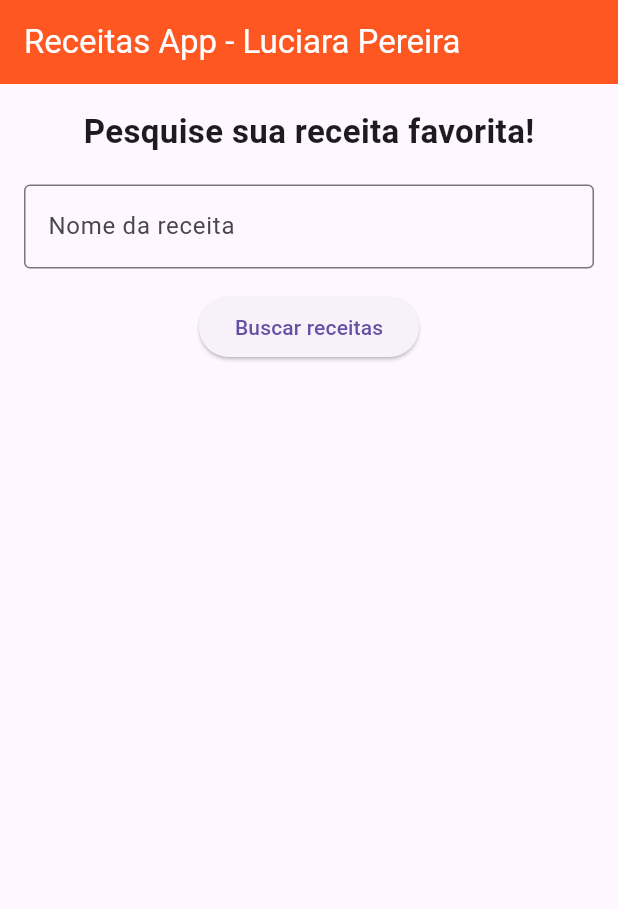
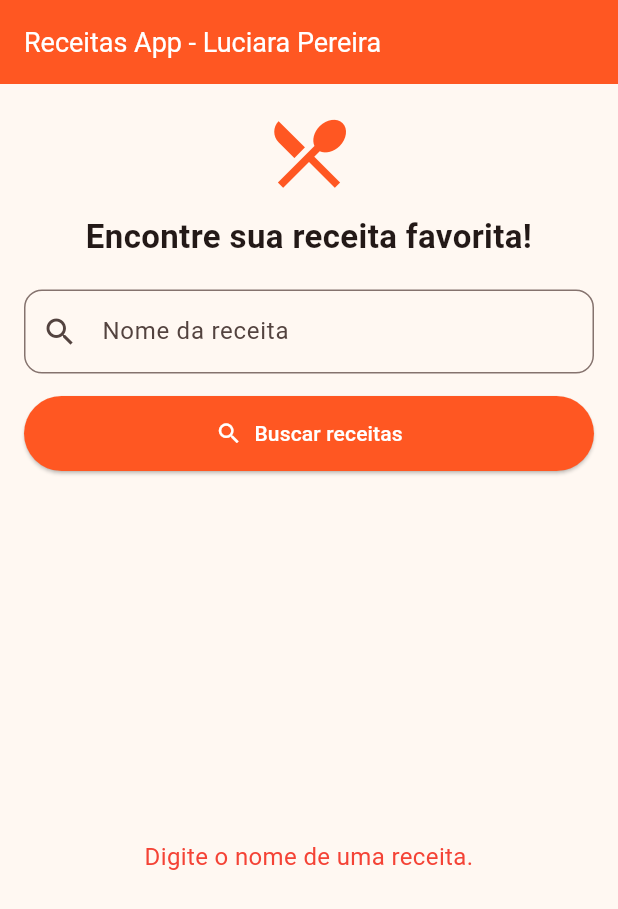
Before and after one commit to LuciaraPereira/app_receitas_flutter, a Flutter app: the screen it shows after launch, after a tap on "Buscar receitas", on a phone screen of 412 x 824 dp. Shown: the top 909 px of the screen. Run offline on Flutter 3.47's test engine with Material 3 defaults, Android fonts, the phone set to English and light mode, and no system bars.

Commit message:
adicionar carregamento e tratamento de erros

```diff
--- a/lib/main.dart
+++ b/lib/main.dart
@@ -17,7 +17,10 @@ class MyApp extends StatelessWidget {
       debugShowCheckedModeBanner: false,
       title: 'Receitas App',
       theme: ThemeData(
-        primarySwatch: Colors.deepOrange,
+        colorScheme: ColorScheme.fromSeed(
+          seedColor: Colors.deepOrange,
+        ),
+        useMaterial3: true,
       ),
       home: const TelaReceitas(),
     );
@@ -35,17 +38,30 @@ class _TelaReceitasState extends State<TelaReceitas> {
   final TextEditingController controlador = TextEditingController();
 
   List<dynamic> receitas = [];
+  bool carregando = false;
+  bool pesquisou = false;
+  String mensagemErro = '';
 
   Future<void> buscarReceitas() async {
     String pesquisa = controlador.text.trim();
 
     if (pesquisa.isEmpty) {
       setState(() {
+        mensagemErro = 'Digite o nome de uma receita.';
         receitas = [];
+        pesquisou = false;
       });
       return;
     }
 
+    setState(() {
+      carregando = true;
+      pesquisou = true;
+      mensagemErro = '';
+      receitas = [];
+    });
+
+    try {
       final url = Uri.https(
         'www.themealdb.com',
         '/api/json/v1/1/search.php',
@@ -54,14 +70,31 @@ class _TelaReceitasState extends State<TelaReceitas> {
 
       final resposta = await http.get(url);
 
+      if (!mounted) return;
+
       if (resposta.statusCode == 200) {
         final dados = jsonDecode(resposta.body);
-
-      if (!mounted) return;
 
         setState(() {
           receitas = dados['meals'] ?? [];
         });
+      } else {
+        setState(() {
+          mensagemErro = 'Erro ao buscar receitas.';
+        });
+      }
+    } catch (erro) {
+      if (!mounted) return;
+
+      setState(() {
+        mensagemErro = 'Erro de conexão. Tente novamente.';
+      });
+    } finally {
+      if (mounted) {
+        setState(() {
+          carregando = false;
+        });
+      }
     }
   }
 
@@ -74,17 +107,32 @@ class _TelaReceitasState extends State<TelaReceitas> {
   @override
   Widget build(BuildContext context) {
     return Scaffold(
+      backgroundColor: const Color(0xFFFFF8F2),
+
       appBar: AppBar(
-        title: const Text('Receitas App - Luciara Pereira'),
+        title: const Text(
+          'Receitas App - Luciara Pereira',
+          style: TextStyle(fontSize: 18),
+        ),
         backgroundColor: Colors.deepOrange,
         foregroundColor: Colors.white,
       ),
+
       body: Padding(
         padding: const EdgeInsets.all(16),
         child: Column(
           children: [
+            const Icon(
+              Icons.restaurant_menu,
+              color: Colors.deepOrange,
+              size: 60,
+            ),
+
+            const SizedBox(height: 10),
+
             const Text(
-              'Pesquise sua receita favorita!',
+              'Encontre sua receita favorita!',
+              textAlign: TextAlign.center,
               style: TextStyle(
                 fontSize: 22,
                 fontWeight: FontWeight.bold,
@@ -95,42 +143,106 @@ class _TelaReceitasState extends State<TelaReceitas> {
 
             TextField(
               controller: controlador,
-              decoration: const InputDecoration(
+              decoration: InputDecoration(
                 labelText: 'Nome da receita',
                 hintText: 'Ex: chicken, pasta, cake',
-                border: OutlineInputBorder(),
+                prefixIcon: const Icon(Icons.search),
+                border: OutlineInputBorder(
+                  borderRadius: BorderRadius.circular(12),
                 ),
+              ),
+              onSubmitted: (_) {
+                if (!carregando) {
+                  buscarReceitas();
+                }
+              },
             ),
 
             const SizedBox(height: 15),
 
-            ElevatedButton(
-              onPressed: buscarReceitas,
-              child: const Text('Buscar receitas'),
+            SizedBox(
+              width: double.infinity,
+              child: ElevatedButton.icon(
+                onPressed: carregando ? null : buscarReceitas,
+                icon: const Icon(Icons.search),
+                label: const Text('Buscar receitas'),
+                style: ElevatedButton.styleFrom(
+                  backgroundColor: Colors.deepOrange,
+                  foregroundColor: Colors.white,
+                  padding: const EdgeInsets.all(15),
+                ),
+              ),
             ),
 
             const SizedBox(height: 20),
 
             Expanded(
-              child: ListView.builder(
+              child: carregando
+                  ? const Center(
+                      child: CircularProgressIndicator(),
+                    )
+                  : mensagemErro.isNotEmpty
+                      ? Center(
+                          child: Text(
+                            mensagemErro,
+                            textAlign: TextAlign.center,
+                            style: const TextStyle(
+                              fontSize: 16,
+                              color: Colors.red,
+                            ),
+                          ),
+                        )
+                      : receitas.isEmpty
+                          ? Center(
+                              child: Text(
+                                pesquisou
+                                    ? 'Nenhuma receita encontrada.'
+                                    : 'Pesquise uma receita para começar!',
+                                textAlign: TextAlign.center,
+                                style: const TextStyle(
+                                  fontSize: 16,
+                                  color: Colors.grey,
+                                ),
+                              ),
+                            )
+                          : ListView.builder(
                               itemCount: receitas.length,
                               itemBuilder: (context, index) {
                                 final receita = receitas[index];
 
                                 return Card(
+                                  margin: const EdgeInsets.only(
+                                    bottom: 12,
+                                  ),
                                   child: ListTile(
-                      leading: Image.network(
+                                    contentPadding:
+                                        const EdgeInsets.all(10),
+
+                                    leading: ClipRRect(
+                                      borderRadius:
+                                          BorderRadius.circular(8),
+                                      child: Image.network(
                                         receita['strMealThumb'] ?? '',
-                        width: 70,
-                        height: 70,
+                                        width: 75,
+                                        height: 75,
                                         fit: BoxFit.cover,
-                        errorBuilder: (context, error, stackTrace) {
-                          return const Icon(Icons.broken_image);
+                                        errorBuilder:
+                                            (context, error, stackTrace) {
+                                          return const Icon(
+                                            Icons.broken_image,
+                                            size: 45,
+                                          );
                                         },
                                       ),
+                                    ),
+
                                     title: Text(
                                       receita['strMeal'] ?? '',
+                                      style: const TextStyle(
+                                        fontWeight: FontWeight.bold,
                                       ),
+                                    ),
+
                                     subtitle: Text(
                                       receita['strCategory'] ?? '',
                                     ),
```
Lines whose indentation alone changed are shown as unchanged.
